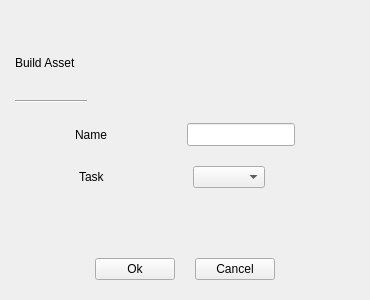
This is pipeline/ui/qt/build_window.ui in Ayaee/pipeline as Qt 5 draws it before an edit. The edited form follows.
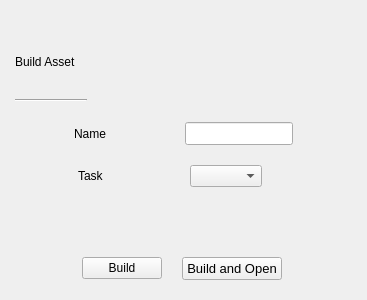
This is the edited form.

The edit to the form file:
```diff
--- a/pipeline/ui/qt/build_window.ui
+++ b/pipeline/ui/qt/build_window.ui
@@ -249,13 +249,13 @@
     <item>
      <layout class="QHBoxLayout" name="layoutButton">
       <property name="leftMargin">
-       <number>80</number>
+       <number>67</number>
       </property>
       <property name="topMargin">
        <number>50</number>
       </property>
       <property name="rightMargin">
-       <number>80</number>
+       <number>70</number>
       </property>
       <item>
        <widget class="QPushButton" name="ok">
@@ -263,7 +263,7 @@
          <string notr="true">font: 10pt &quot;MS Shell Dlg 2&quot;;</string>
         </property>
         <property name="text">
-         <string>Ok</string>
+         <string>Build</string>
         </property>
        </widget>
       </item>
@@ -281,12 +281,33 @@
        </spacer>
       </item>
       <item>
-       <widget class="QPushButton" name="cancel">
+       <widget class="QPushButton" name="buildOpen">
+        <property name="minimumSize">
+         <size>
+          <width>100</width>
+          <height>0</height>
+         </size>
+        </property>
+        <property name="maximumSize">
+         <size>
+          <width>80000</width>
+          <height>16777215</height>
+         </size>
+        </property>
+        <property name="font">
+         <font>
+          <family>MS Shell Dlg 2</family>
+          <pointsize>10</pointsize>
+          <weight>50</weight>
+          <italic>false</italic>
+          <bold>false</bold>
+         </font>
+        </property>
         <property name="styleSheet">
          <string notr="true">font: 10pt &quot;MS Shell Dlg 2&quot;;</string>
         </property>
         <property name="text">
-         <string>Cancel</string>
+         <string>Build and Open</string>
         </property>
        </widget>
       </item>
```
Left out of the diff: 2 changed lines with no effect on the pictures.
